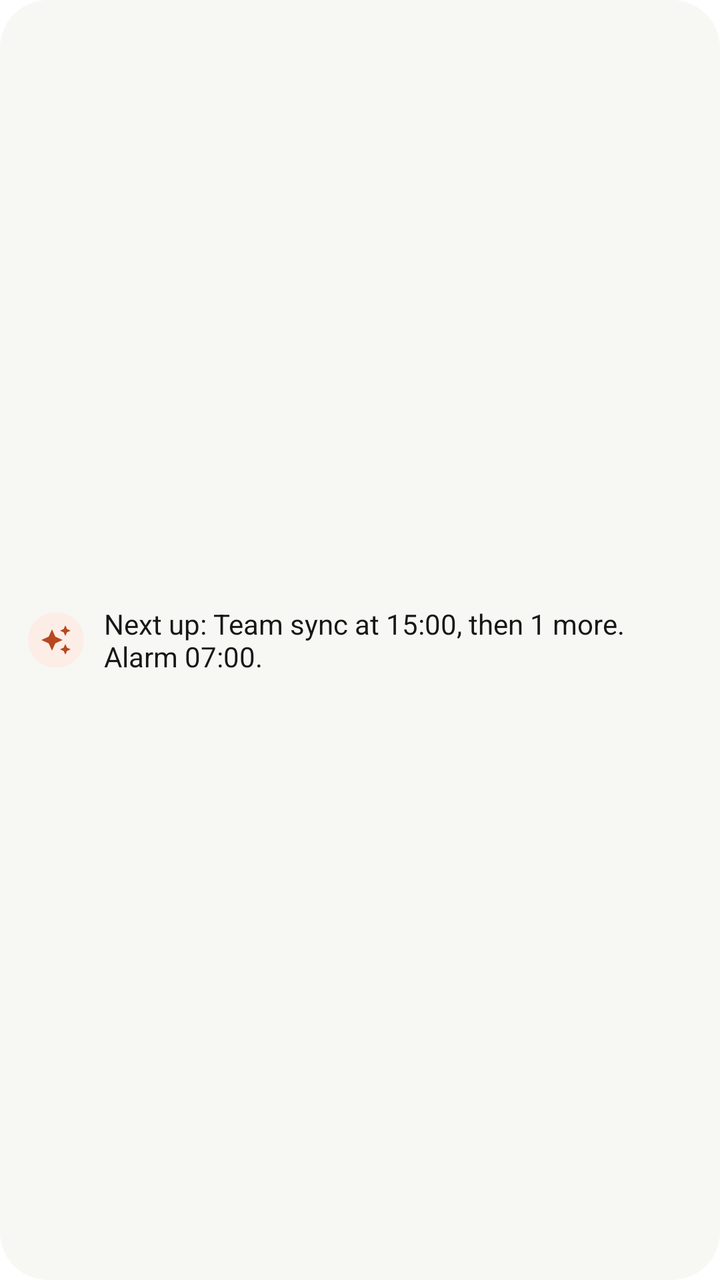
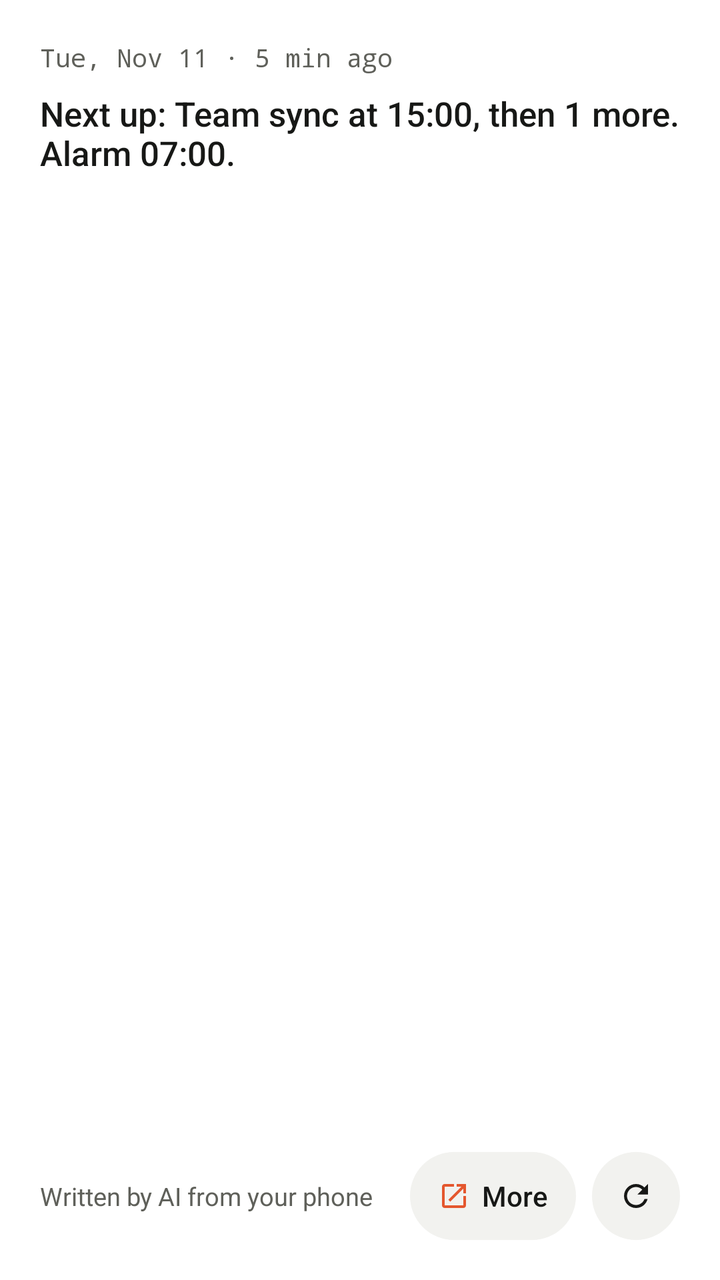

Compare the two renders of this Android layout. The source of the first and the diff that turns it into the second are given below.
<!-- AndroidManifest.xml: fallback theme Theme.MaterialComponents.DayNight.NoActionBar -->
<!-- res/layout/widget_preview_brief.xml -->
<?xml version="1.0" encoding="utf-8"?>
<LinearLayout xmlns:android="http://schemas.android.com/apk/res/android"
    android:layout_width="match_parent"
    android:layout_height="match_parent"
    android:background="@drawable/widget_preview_bg"
    android:gravity="center_vertical"
    android:orientation="horizontal"
    android:padding="14dp">

    <ImageView
        android:layout_width="28dp"
        android:layout_height="28dp"
        android:background="@drawable/widget_preview_dot"
        android:importantForAccessibility="no"
        android:padding="6dp"
        android:src="@drawable/ic_widget_spark"
        android:tint="@color/widget_preview_accent" />

    <TextView
        android:layout_width="0dp"
        android:layout_height="wrap_content"
        android:layout_marginStart="10dp"
        android:layout_weight="1"
        android:maxLines="3"
        android:text="@string/widget_brief_preview"
        android:textColor="@color/widget_preview_text"
        android:textSize="14sp" />
</LinearLayout>
<!-- resources referenced by this layout -->
<resources>
  <color name="widget_preview_accent">#FFB8471F</color>
  <color name="widget_preview_text">#FF171816</color>
  <!-- drawable ic_widget_spark (drawable) -->
  <?xml version="1.0" encoding="utf-8"?>
  <vector xmlns:android="http://schemas.android.com/apk/res/android"
      android:width="24dp"
      android:height="24dp"
      android:viewportWidth="24"
      android:viewportHeight="24">
      <path
          android:fillColor="#FFFFFFFF"
          android:pathData="M19,9l1.25,-2.75L23,5l-2.75,-1.25L19,1l-1.25,2.75L15,5l2.75,1.25L19,9zM11.5,9.5L9,4 6.5,9.5 1,12l5.5,2.5L9,20l2.5,-5.5L17,12l-5.5,-2.5zM19,15l-1.25,2.75L15,19l2.75,1.25L19,23l1.25,-2.75L23,19l-2.75,-1.25L19,15z" />
  </vector>
  <!-- drawable widget_preview_bg (drawable) -->
  <?xml version="1.0" encoding="utf-8"?>
  <shape xmlns:android="http://schemas.android.com/apk/res/android" android:shape="rectangle">
      <solid android:color="@color/widget_preview_bg" />
      <corners android:radius="24dp" />
  </shape>
  <!-- drawable widget_preview_dot (drawable) -->
  <?xml version="1.0" encoding="utf-8"?>
  <shape xmlns:android="http://schemas.android.com/apk/res/android" android:shape="oval">
      <solid android:color="@color/widget_preview_dot" />
  </shape>
  <string name="widget_brief_preview">Next up: Team sync at 15:00, then 1 more. Alarm 07:00.</string>
  <color name="widget_preview_bg">#FFF7F7F4</color>
  <color name="widget_preview_dot">#FFFCEDE7</color>
</resources>

<!-- the commit's change to res/layout/widget_preview_brief.xml (unified diff, before → after) -->
@@ -3,26 +3,79 @@
     android:layout_width="match_parent"
     android:layout_height="match_parent"
     android:background="@drawable/widget_preview_bg"
-    android:gravity="center_vertical"
-    android:orientation="horizontal"
-    android:padding="14dp">
-
-    <ImageView
-        android:layout_width="28dp"
-        android:layout_height="28dp"
-        android:background="@drawable/widget_preview_dot"
-        android:importantForAccessibility="no"
-        android:padding="6dp"
-        android:src="@drawable/ic_widget_spark"
-        android:tint="@color/widget_preview_accent" />
+    android:orientation="vertical"
+    android:padding="20dp">
 
     <TextView
-        android:layout_width="0dp"
+        android:layout_width="wrap_content"
         android:layout_height="wrap_content"
-        android:layout_marginStart="10dp"
+        android:fontFamily="monospace"
+        android:maxLines="1"
+        android:text="@string/widget_brief_preview_date"
+        android:textColor="@color/widget_preview_sub"
+        android:textSize="12.5sp" />
+
+    <TextView
+        android:layout_width="match_parent"
+        android:layout_height="0dp"
+        android:layout_marginTop="8dp"
         android:layout_weight="1"
-        android:maxLines="3"
+        android:ellipsize="end"
         android:text="@string/widget_brief_preview"
         android:textColor="@color/widget_preview_text"
-        android:textSize="14sp" />
+        android:textSize="17sp"
+        android:fontFamily="sans-serif-medium" />
+
+    <LinearLayout
+        android:layout_width="match_parent"
+        android:layout_height="wrap_content"
+        android:layout_marginTop="6dp"
+        android:gravity="center_vertical"
+        android:orientation="horizontal">
+
+        <TextView
+            android:layout_width="0dp"
+            android:layout_height="wrap_content"
+            android:layout_weight="1"
+            android:maxLines="1"
+            android:text="@string/widget_brief_preview_source"
+            android:textColor="@color/widget_preview_sub"
+            android:textSize="12.5sp" />
+
+        <LinearLayout
+            android:layout_width="wrap_content"
+            android:layout_height="44dp"
+            android:layout_marginStart="8dp"
+            android:background="@drawable/widget_preview_pill"
+            android:gravity="center_vertical"
+            android:orientation="horizontal"
+            android:paddingHorizontal="14dp">
+
+            <ImageView
+                android:layout_width="16dp"
+                android:layout_height="16dp"
+                android:importantForAccessibility="no"
+                android:src="@drawable/ic_widget_open"
+                android:tint="@color/widget_preview_accent" />
+
+            <TextView
+                android:layout_width="wrap_content"
+                android:layout_height="wrap_content"
+                android:layout_marginStart="6dp"
+                android:text="@string/widget_brief_preview_more"
+                android:textColor="@color/widget_preview_text"
+                android:textSize="14sp"
+                android:fontFamily="sans-serif-medium" />
+        </LinearLayout>
+
+        <ImageView
+            android:layout_width="44dp"
+            android:layout_height="44dp"
+            android:layout_marginStart="8dp"
+            android:background="@drawable/widget_preview_round"
+            android:importantForAccessibility="no"
+            android:padding="13dp"
+            android:src="@drawable/ic_widget_refresh"
+            android:tint="@color/widget_preview_text" />
+    </LinearLayout>
 </LinearLayout>
<!-- resource entries referenced after the edit -->
@@ -1,8 +1,9 @@
 <!-- resources referenced by this layout -->
 <resources>
-  <color name="widget_preview_accent">#FFB8471F</color>
+  <color name="widget_preview_accent">#FFE4572E</color>
+  <color name="widget_preview_sub">#FF5F605A</color>
   <color name="widget_preview_text">#FF171816</color>
-  <!-- drawable ic_widget_spark (drawable) -->
+  <!-- drawable ic_widget_open (drawable) -->
   <?xml version="1.0" encoding="utf-8"?>
   <vector xmlns:android="http://schemas.android.com/apk/res/android"
       android:width="24dp"
@@ -11,21 +12,41 @@
       android:viewportHeight="24">
       <path
           android:fillColor="#FFFFFFFF"
-          android:pathData="M19,9l1.25,-2.75L23,5l-2.75,-1.25L19,1l-1.25,2.75L15,5l2.75,1.25L19,9zM11.5,9.5L9,4 6.5,9.5 1,12l5.5,2.5L9,20l2.5,-5.5L17,12l-5.5,-2.5zM19,15l-1.25,2.75L15,19l2.75,1.25L19,23l1.25,-2.75L23,19l-2.75,-1.25L19,15z" />
+          android:pathData="M19,19H5V5h7V3H5c-1.11,0 -2,0.9 -2,2v14c0,1.1 0.89,2 2,2h14c1.1,0 2,-0.9 2,-2v-7h-2v7zM14,3v2h3.59l-9.83,9.83 1.41,1.41L19,6.41V10h2V3h-7z" />
+  </vector>
+  <!-- drawable ic_widget_refresh (drawable) -->
+  <?xml version="1.0" encoding="utf-8"?>
+  <vector xmlns:android="http://schemas.android.com/apk/res/android"
+      android:width="24dp"
+      android:height="24dp"
+      android:viewportWidth="24"
+      android:viewportHeight="24">
+      <path
+          android:fillColor="#FFFFFFFF"
+          android:pathData="M17.65,6.35C16.2,4.9 14.21,4 12,4c-4.42,0 -7.99,3.58 -7.99,8s3.57,8 7.99,8c3.73,0 6.84,-2.55 7.73,-6h-2.08c-0.82,2.33 -3.04,4 -5.65,4 -3.31,0 -6,-2.69 -6,-6s2.69,-6 6,-6c1.66,0 3.14,0.69 4.22,1.78L13,11h7V4l-2.35,2.35z" />
   </vector>
   <!-- drawable widget_preview_bg (drawable) -->
   <?xml version="1.0" encoding="utf-8"?>
   <shape xmlns:android="http://schemas.android.com/apk/res/android" android:shape="rectangle">
       <solid android:color="@color/widget_preview_bg" />
-      <corners android:radius="24dp" />
+      <corners android:radius="28dp" />
   </shape>
-  <!-- drawable widget_preview_dot (drawable) -->
+  <!-- drawable widget_preview_pill (drawable) -->
+  <?xml version="1.0" encoding="utf-8"?>
+  <shape xmlns:android="http://schemas.android.com/apk/res/android" android:shape="rectangle">
+      <solid android:color="@color/widget_preview_fill" />
+      <corners android:radius="22dp" />
+  </shape>
+  <!-- drawable widget_preview_round (drawable) -->
   <?xml version="1.0" encoding="utf-8"?>
   <shape xmlns:android="http://schemas.android.com/apk/res/android" android:shape="oval">
-      <solid android:color="@color/widget_preview_dot" />
+      <solid android:color="@color/widget_preview_fill" />
   </shape>
   <string name="widget_brief_preview">Next up: Team sync at 15:00, then 1 more. Alarm 07:00.</string>
-  <color name="widget_preview_bg">#FFF7F7F4</color>
-  <color name="widget_preview_dot">#FFFCEDE7</color>
+  <string name="widget_brief_preview_date">Tue, Nov 11 · 5 min ago</string>
+  <string name="widget_brief_preview_more">More</string>
+  <string name="widget_brief_preview_source">Written by AI from your phone</string>
+  <color name="widget_preview_bg">#FFFFFFFF</color>
+  <color name="widget_preview_fill">#FFF2F2EF</color>
 </resources>
 
